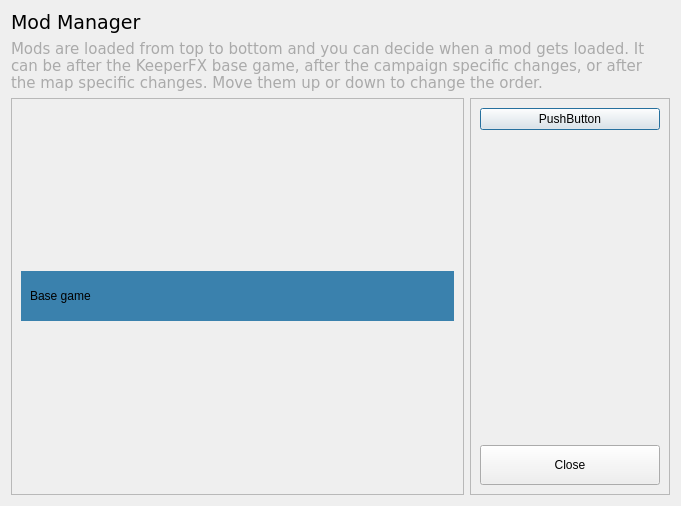
First picture: the form in ui/modmanagerdialog.ui, repository yani/keeperfx-launcher-qt, before the edit.
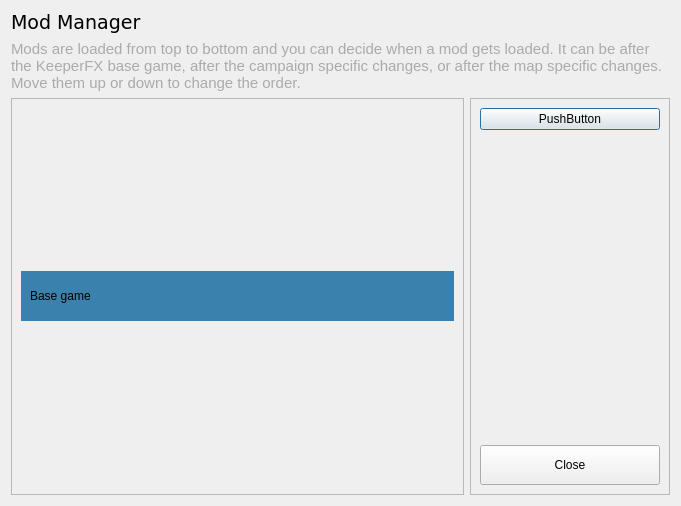
Second picture: the form after the edit. Icons and pictures are not drawn.

```diff
--- a/ui/modmanagerdialog.ui
+++ b/ui/modmanagerdialog.ui
@@ -56,7 +56,6 @@
      </property>
      <property name="font">
       <font>
-       <family>Verdana</family>
        <pointsize>11</pointsize>
       </font>
      </property>
```
Left out of the diff: 2 changed lines with no effect on the pictures.
